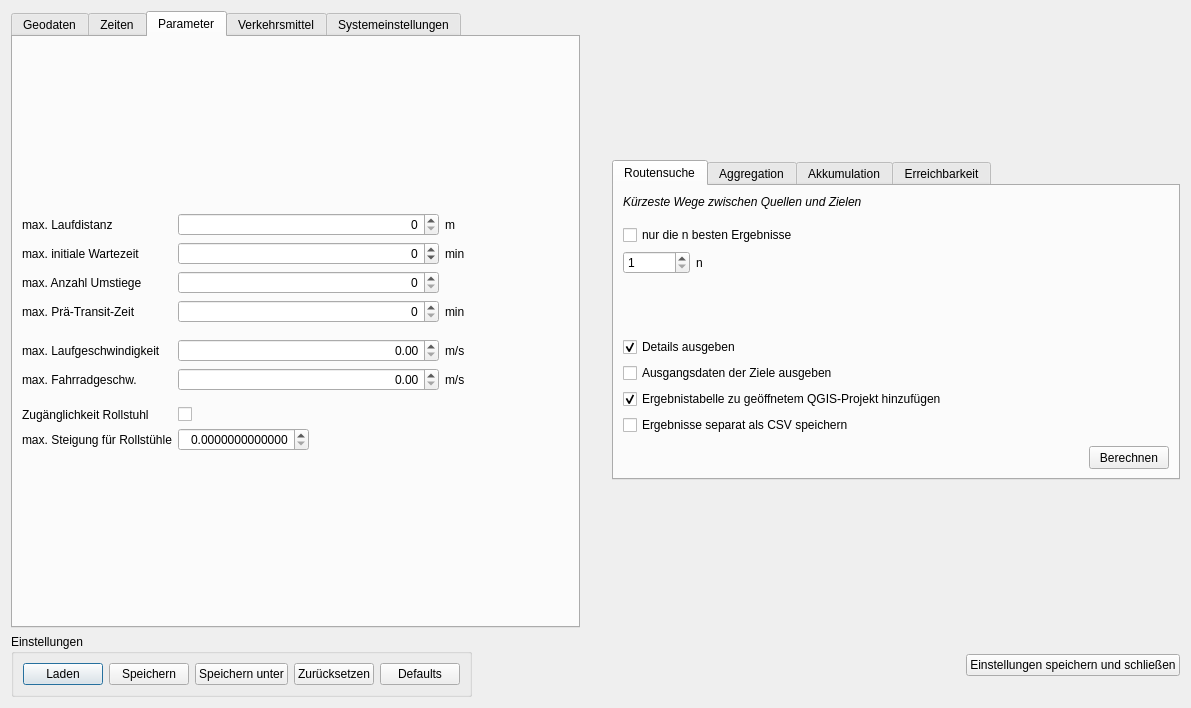
ChrFr/qgis-OTP, file OTP/OTP_dialog_base.ui: the form before one commit.
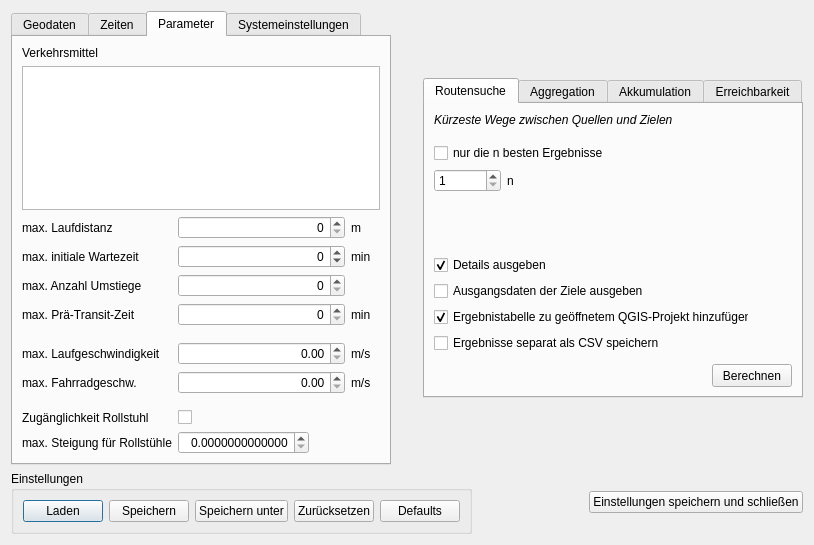
The form after the commit. The open tabs and pages were chosen to show the change.

Commit message: OTP style

```diff
--- a/OTP/OTP_dialog_base.ui
+++ b/OTP/OTP_dialog_base.ui
@@ -9,8 +9,8 @@
    <rect>
     <x>0</x>
     <y>0</y>
-    <width>1191</width>
-    <height>708</height>
+    <width>814</width>
+    <height>545</height>
    </rect>
   </property>
   <property name="minimumSize">
@@ -1290,23 +1290,17 @@
        <string>zusätzliche Parameter der Routensuche</string>
       </attribute>
       <layout class="QGridLayout" name="gridLayout_7">
-       <item row="13" column="1">
-        <spacer name="verticalSpacer_21">
-         <property name="orientation">
-          <enum>Qt::Vertical</enum>
+       <item row="1" column="0">
+        <widget class="QLabel" name="label_2">
+         <property name="text">
+          <string>Verkehrsmittel</string>
          </property>
-         <property name="sizeType">
-          <enum>QSizePolicy::Fixed</enum>
-         </property>
-         <property name="sizeHint" stdset="0">
-          <size>
-           <width>20</width>
-           <height>10</height>
-          </size>
-         </property>
-        </spacer>
+        </widget>
        </item>
-       <item row="10" column="0">
+       <item row="2" column="0" colspan="4">
+        <widget class="QListWidget" name="mode_list_view"/>
+       </item>
+       <item row="13" column="0">
         <widget class="QLabel" name="label_15">
          <property name="toolTip">
           <string>maximale Laufgeschwindigkeit</string>
@@ -1316,7 +1310,7 @@
          </property>
         </widget>
        </item>
-       <item row="5" column="0">
+       <item row="8" column="0">
         <widget class="QLabel" name="label_23">
          <property name="toolTip">
           <string>maximale Anzahl der Umstiege auf der Route</string>
@@ -1326,7 +1320,7 @@
          </property>
         </widget>
        </item>
-       <item row="15" column="0">
+       <item row="18" column="0">
         <widget class="QLabel" name="label_34">
          <property name="toolTip">
           <string>maximale Steigung, bis zu der ein Routenabschnitt als für Rollstühle zugänglich gilt</string>
@@ -1336,80 +1330,85 @@
          </property>
         </widget>
        </item>
-       <item row="6" column="3">
+       <item row="16" column="1">
+        <spacer name="verticalSpacer_21">
+         <property name="orientation">
+          <enum>Qt::Vertical</enum>
+         </property>
+         <property name="sizeType">
+          <enum>QSizePolicy::Fixed</enum>
+         </property>
+         <property name="sizeHint" stdset="0">
+          <size>
+           <width>20</width>
+           <height>10</height>
+          </size>
+         </property>
+        </spacer>
+       </item>
+       <item row="4" column="0">
+        <widget class="QLabel" name="label_17">
+         <property name="toolTip">
+          <string>maximale Distanz, die auf der Route zu Fuß zurückgelegt werden darf 
+maximal einstellbarer Wert entspricht unendlich 
+ACHTUNG: wird ignori</string>
+         </property>
+         <property name="text">
+          <string>max. Laufdistanz</string>
+         </property>
+        </widget>
+       </item>
+       <item row="9" column="3">
         <widget class="QLabel" name="label_32">
          <property name="text">
           <string>min</string>
          </property>
         </widget>
        </item>
-       <item row="12" column="3">
-        <widget class="QLabel" name="label_20">
-         <property name="text">
-          <string>m/s</string>
-         </property>
-        </widget>
-       </item>
-       <item row="12" column="0">
-        <widget class="QLabel" name="label_19">
-         <property name="toolTip">
-          <string>maximale Fahrradgeschwindigkeit</string>
-         </property>
-         <property name="text">
-          <string>max. Fahrradgeschw.</string>
-         </property>
-        </widget>
-       </item>
-       <item row="10" column="3">
+       <item row="13" column="3">
         <widget class="QLabel" name="label_16">
          <property name="text">
           <string>m/s</string>
          </property>
         </widget>
        </item>
-       <item row="14" column="1">
-        <widget class="QCheckBox" name="wheelchair_check">
+       <item row="9" column="0">
+        <widget class="QLabel" name="label_31">
          <property name="toolTip">
           <string>Berücksichtung der Zugänglichkeit für Rollstühle an/aus</string>
          </property>
          <property name="text">
-          <string/>
+          <string>max. Prä-Transit-Zeit</string>
          </property>
         </widget>
        </item>
-       <item row="7" column="1">
-        <spacer name="verticalSpacer_22">
+       <item row="13" column="1" colspan="2">
+        <widget class="QDoubleSpinBox" name="walk_speed_edit">
+         <property name="toolTip">
+          <string>maximale Laufgeschwindigkeit</string>
+         </property>
+         <property name="alignment">
+          <set>Qt::AlignRight|Qt::AlignTrailing|Qt::AlignVCenter</set>
+         </property>
+         <property name="singleStep">
+          <double>0.100000000000000</double>
+         </property>
+        </widget>
+       </item>
+       <item row="3" column="1">
+        <spacer name="verticalSpacer_9">
          <property name="orientation">
           <enum>Qt::Vertical</enum>
          </property>
-         <property name="sizeType">
-          <enum>QSizePolicy::Fixed</enum>
-         </property>
          <property name="sizeHint" stdset="0">
           <size>
            <width>20</width>
-           <height>10</height>
+           <height>40</height>
           </size>
          </property>
         </spacer>
        </item>
-       <item row="15" column="1">
-        <widget class="QDoubleSpinBox" name="max_slope_edit">
-         <property name="toolTip">
-          <string>maximale Steigung, bis zu der ein Routenabschnitt als für Rollstühle zugänglich gilt</string>
-         </property>
-         <property name="alignment">
-          <set>Qt::AlignRight|Qt::AlignTrailing|Qt::AlignVCenter</set>
-         </property>
-         <property name="decimals">
-          <number>13</number>
-         </property>
-         <property name="singleStep">
-          <double>0.010000000000000</double>
-         </property>
-        </widget>
-       </item>
-       <item row="4" column="3">
+       <item row="7" column="3">
         <widget class="QLabel" name="label_22">
          <property name="toolTip">
           <string/>
@@ -1419,7 +1418,7 @@
          </property>
         </widget>
        </item>
-       <item row="4" column="0">
+       <item row="7" column="0">
         <widget class="QLabel" name="label_21">
          <property name="toolTip">
           <string>maximale Wartezeit zu Beginn der Route 
@@ -1432,30 +1431,30 @@
          </property>
         </widget>
        </item>
-       <item row="1" column="3">
-        <widget class="QLabel" name="label_18">
+       <item row="9" column="1" colspan="2">
+        <widget class="QSpinBox" name="pre_transit_edit">
          <property name="toolTip">
           <string/>
          </property>
-         <property name="text">
-          <string>m</string>
+         <property name="alignment">
+          <set>Qt::AlignRight|Qt::AlignTrailing|Qt::AlignVCenter</set>
          </property>
         </widget>
        </item>
-       <item row="1" column="0">
-        <widget class="QLabel" name="label_17">
+       <item row="15" column="0">
+        <widget class="QLabel" name="label_19">
          <property name="toolTip">
           <string>maximale Distanz, die auf der Route zu Fuß zurückgelegt werden darf 
 maximal einstellbarer Wert entspricht unendlich 
 ACHTUNG: wird ignori</string>
          </property>
          <property name="text">
-          <string>max. Laufdistanz</string>
+          <string>max. Fahrradgeschw.</string>
          </property>
         </widget>
        </item>
-       <item row="0" column="1">
-        <spacer name="verticalSpacer_9">
+       <item row="20" column="1">
+        <spacer name="verticalSpacer_14">
          <property name="orientation">
           <enum>Qt::Vertical</enum>
          </property>
@@ -1467,17 +1466,7 @@
          </property>
         </spacer>
        </item>
-       <item row="6" column="0">
-        <widget class="QLabel" name="label_31">
-         <property name="toolTip">
-          <string>Park &amp; Ride / Kiss &amp; Ride: maximale Anfahrtszeit zum Bahnhof</string>
-         </property>
-         <property name="text">
-          <string>max. Prä-Transit-Zeit</string>
-         </property>
-        </widget>
-       </item>
-       <item row="14" column="0">
+       <item row="17" column="0">
         <widget class="QLabel" name="label_33">
          <property name="toolTip">
           <string>Berücksichtung der Zugänglichkeit für Rollstühle an/aus</string>
@@ -1487,20 +1476,17 @@
          </property>
         </widget>
        </item>
-       <item row="17" column="1">
-        <spacer name="verticalSpacer_14">
-         <property name="orientation">
-          <enum>Qt::Vertical</enum>
+       <item row="8" column="1" colspan="2">
+        <widget class="QSpinBox" name="transfers_edit">
+         <property name="toolTip">
+          <string>maximale Anzahl der Umstiege auf der Route</string>
          </property>
-         <property name="sizeHint" stdset="0">
-          <size>
-           <width>20</width>
-           <height>40</height>
-          </size>
+         <property name="alignment">
+          <set>Qt::AlignRight|Qt::AlignTrailing|Qt::AlignVCenter</set>
          </property>
-        </spacer>
+        </widget>
        </item>
-       <item row="4" column="1" colspan="2">
+       <item row="7" column="1" colspan="2">
         <widget class="QSpinBox" name="clamp_edit">
          <property name="toolTip">
           <string>maximale Wartezeit zu Beginn der Route 
@@ -1519,7 +1505,7 @@
          </property>
         </widget>
        </item>
-       <item row="1" column="1" colspan="2">
+       <item row="4" column="1" colspan="2">
         <widget class="QSpinBox" name="max_walk_dist_edit">
          <property name="toolTip">
           <string>maximale Distanz, die auf der Route zu Fuß zurückgelegt werden darf 
@@ -1534,27 +1520,33 @@
          </property>
         </widget>
        </item>
-       <item row="5" column="1" colspan="2">
-        <widget class="QSpinBox" name="transfers_edit">
+       <item row="17" column="1">
+        <widget class="QCheckBox" name="wheelchair_check">
          <property name="toolTip">
           <string>maximale Anzahl der Umstiege auf der Route</string>
          </property>
-         <property name="alignment">
-          <set>Qt::AlignRight|Qt::AlignTrailing|Qt::AlignVCenter</set>
+         <property name="text">
+          <string/>
          </property>
         </widget>
        </item>
-       <item row="6" column="1" colspan="2">
-        <widget class="QSpinBox" name="pre_transit_edit">
-         <property name="toolTip">
-          <string>Park &amp; Ride / Kiss &amp; Ride: maximale Anfahrtszeit zum Bahnhof</string>
+       <item row="10" column="1">
+        <spacer name="verticalSpacer_22">
+         <property name="orientation">
+          <enum>Qt::Vertical</enum>
          </property>
-         <property name="alignment">
-          <set>Qt::AlignRight|Qt::AlignTrailing|Qt::AlignVCenter</set>
+         <property name="sizeType">
+          <enum>QSizePolicy::Fixed</enum>
          </property>
-        </widget>
+         <property name="sizeHint" stdset="0">
+          <size>
+           <width>20</width>
+           <height>10</height>
+          </size>
+         </property>
+        </spacer>
        </item>
-       <item row="12" column="1" colspan="2">
+       <item row="15" column="1" colspan="2">
         <widget class="QDoubleSpinBox" name="bike_speed_edit">
          <property name="toolTip">
           <string>maximale Fahrradgeschwindigkeit</string>
@@ -1567,38 +1559,51 @@
          </property>
         </widget>
        </item>
-       <item row="10" column="1" colspan="2">
-        <widget class="QDoubleSpinBox" name="walk_speed_edit">
+       <item row="18" column="1">
+        <widget class="QDoubleSpinBox" name="max_slope_edit">
          <property name="toolTip">
           <string>maximale Laufgeschwindigkeit</string>
          </property>
          <property name="alignment">
           <set>Qt::AlignRight|Qt::AlignTrailing|Qt::AlignVCenter</set>
          </property>
+         <property name="decimals">
+          <number>13</number>
+         </property>
          <property name="singleStep">
           <double>0.100000000000000</double>
          </property>
         </widget>
        </item>
-      </layout>
-     </widget>
-     <widget class="QWidget" name="tab_4">
-      <attribute name="title">
-       <string>Verkehrsmittel</string>
-      </attribute>
-      <attribute name="toolTip">
-       <string>zu nutzende Verkehrsmittel</string>
-      </attribute>
-      <layout class="QVBoxLayout" name="verticalLayout_2">
-       <item>
-        <widget class="QLabel" name="label_2">
+       <item row="15" column="3">
+        <widget class="QLabel" name="label_20">
          <property name="text">
-          <string>Verkehrsmittel</string>
+          <string>m/s</string>
          </property>
         </widget>
        </item>
-       <item>
-        <widget class="QListWidget" name="mode_list_view"/>
+       <item row="4" column="3">
+        <widget class="QLabel" name="label_18">
+         <property name="toolTip">
+          <string/>
+         </property>
+         <property name="text">
+          <string>m</string>
+         </property>
+        </widget>
+       </item>
+       <item row="0" column="0">
+        <spacer name="verticalSpacer_31">
+         <property name="orientation">
+          <enum>Qt::Vertical</enum>
+         </property>
+         <property name="sizeHint" stdset="0">
+          <size>
+           <width>20</width>
+           <height>40</height>
+          </size>
+         </property>
+        </spacer>
        </item>
       </layout>
      </widget>
```
Left out of the diff: 258 changed lines with no effect on the pictures. The commit also changes 2 other files.
